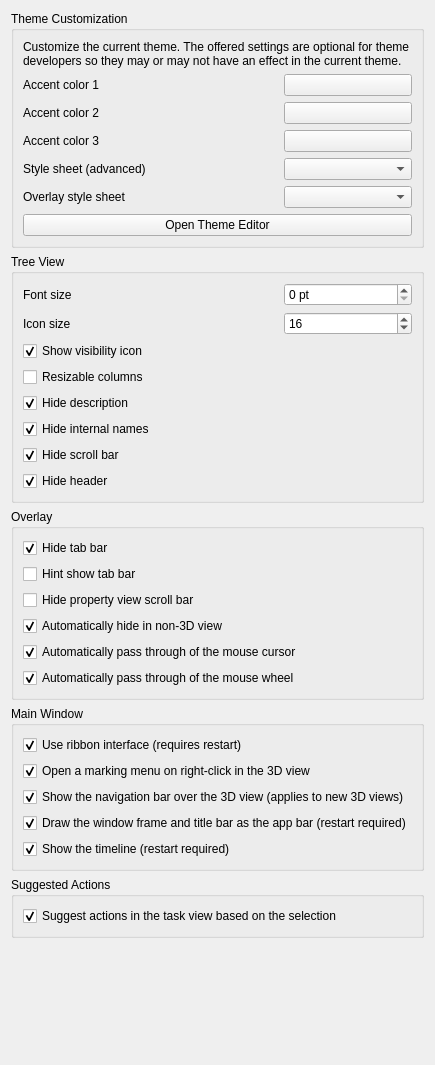
Old version of the form src/Gui/PreferencePages/DlgSettingsUI.ui in the repository otherworld-dev/FuCadUp.
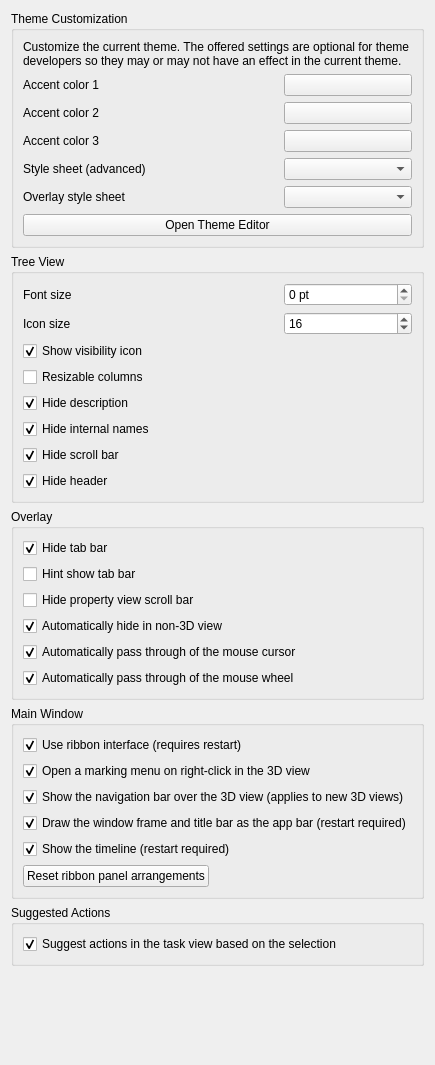
New version of the form. Custom widgets are drawn as their Qt base class.

Commit message: feat(ribbon): fold panels into their drop-downs and let users arrange them

```diff
--- a/src/Gui/PreferencePages/DlgSettingsUI.ui
+++ b/src/Gui/PreferencePages/DlgSettingsUI.ui
@@ -607,6 +607,33 @@
         </property>
        </widget>
       </item>
+      <item row="5" column="0">
+       <layout class="QHBoxLayout" name="ribbonResetLayout">
+        <item>
+         <widget class="QPushButton" name="resetRibbonPanelsButton">
+          <property name="toolTip">
+           <string>Put every ribbon panel back to the buttons its workspace defines, undoing what was dragged into or out of the drop-downs.</string>
+          </property>
+          <property name="text">
+           <string>Reset ribbon panel arrangements</string>
+          </property>
+         </widget>
+        </item>
+        <item>
+         <spacer name="ribbonResetSpacer">
+          <property name="orientation">
+           <enum>Qt::Horizontal</enum>
+          </property>
+          <property name="sizeHint" stdset="0">
+           <size>
+            <width>0</width>
+            <height>0</height>
+           </size>
+          </property>
+         </spacer>
+        </item>
+       </layout>
+      </item>
      </layout>
     </widget>
    </item>
```
The commit also changes 19 other files.
